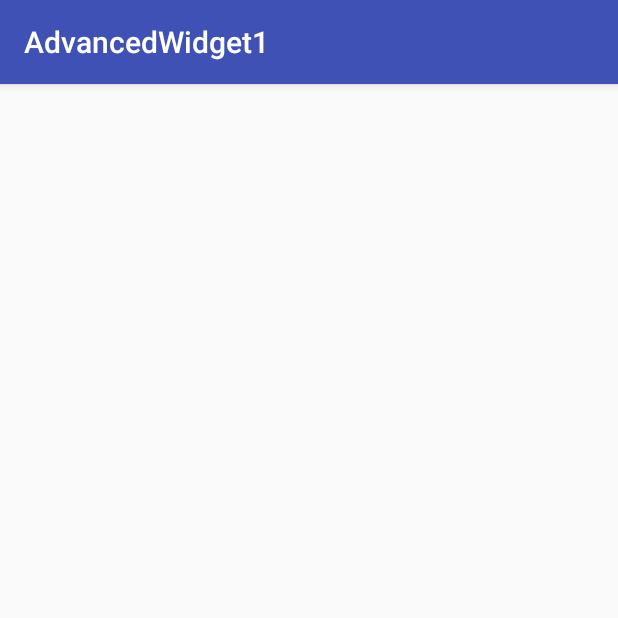
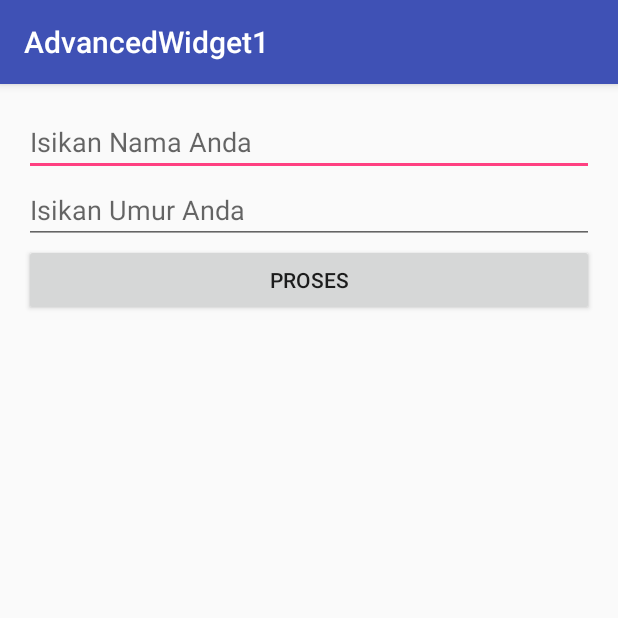
Before and after one commit to puspitarahayu/widget, an Android app: the screen it shows after launch (MainActivity), on a phone screen of 412 x 824 dp, the top half of it. Run offline under Robolectric (Android 15) with nearby library versions, the phone set to English and light mode, and no system bars.

Commit message:
Widget Programming Part 1

```diff
--- a/app/src/main/java/id/sch/smktelkom_mlg/learn/advancedwidget1/MainActivity.java
+++ b/app/src/main/java/id/sch/smktelkom_mlg/learn/advancedwidget1/MainActivity.java
@@ -2,6 +2,12 @@ package id.sch.smktelkom_mlg.learn.advancedwidget1;
 
 import android.os.Bundle;
 import android.support.v7.app.AppCompatActivity;
+import android.text.InputType;
+import android.view.View;
+import android.widget.Button;
+import android.widget.EditText;
+import android.widget.LinearLayout;
+import android.widget.TextView;
 
 public class MainActivity extends AppCompatActivity {
 
@@ -9,5 +15,32 @@ public class MainActivity extends AppCompatActivity {
     protected void onCreate(Bundle savedInstanceState) {
         super.onCreate(savedInstanceState);
         setContentView(R.layout.activity_main);
+        LinearLayout llMain = (LinearLayout) findViewById(R.id.LinearLayoutMain);
+
+        final EditText etNama = new EditText(this);
+        llMain.addView(etNama);
+        etNama.setHint("Isikan Nama Anda");
+
+        final EditText etUmur = new EditText(this);
+        llMain.addView(etUmur);
+        etUmur.setHint("Isikan Umur Anda");
+        etUmur.setInputType(InputType.TYPE_CLASS_NUMBER);
+
+        Button bProses = new Button(this);
+        bProses.setText("Proses");
+        llMain.addView(bProses);
+        final TextView tvHasil = new TextView(this);
+        llMain.addView(tvHasil);
+
+        bProses.setOnClickListener(new View.OnClickListener() {
+            @Override
+            public void onClick(View view) {
+                String nama = etNama.getText().toString();
+                String umur = etUmur.getText().toString();
+
+                tvHasil.setText(nama + " umur" + umur + " tahun");
+            }
+        });
+
     }
 }
--- a/app/src/main/res/layout/activity_main.xml
+++ b/app/src/main/res/layout/activity_main.xml
@@ -1,6 +1,7 @@
 <?xml version="1.0" encoding="utf-8"?>
 <LinearLayout xmlns:android="http://schemas.android.com/apk/res/android"
     xmlns:tools="http://schemas.android.com/tools"
+    android:id="@+id/LinearLayoutMain"
     android:layout_width="match_parent"
     android:layout_height="match_parent"
     android:orientation="vertical"
```
